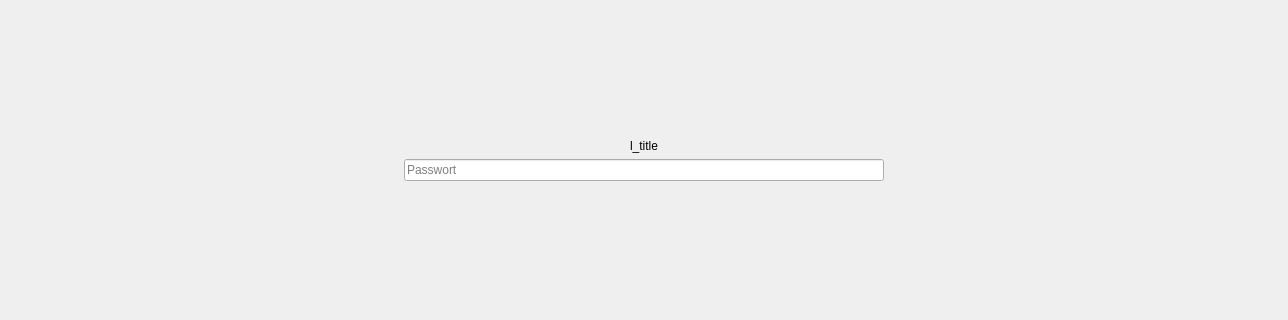
First picture: the form in mainwindow.ui, repository green-lion-racing/glr-database, before the edit; both pictures show x 0 to 1288 and y 223 to 543 of the 1288 by 768 pixel window.
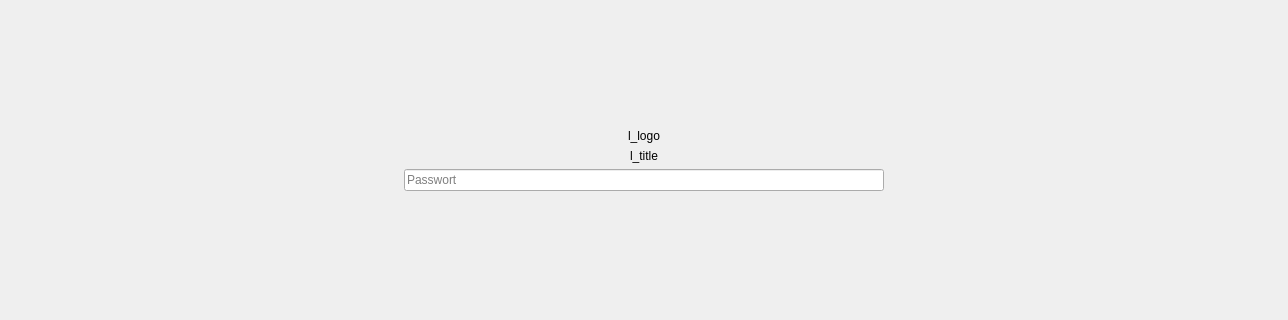
Second picture: the form after the edit.

Patch:
```diff
--- a/mainwindow.ui
+++ b/mainwindow.ui
@@ -145,6 +145,16 @@
             </property>
            </spacer>
           </item>
+          <item>
+           <widget class="QLabel" name="l_logo">
+            <property name="text">
+             <string>l_logo</string>
+            </property>
+            <property name="alignment">
+             <set>Qt::AlignCenter</set>
+            </property>
+           </widget>
+          </item>
           <item>
            <layout class="QHBoxLayout" name="horizontalLayout_3">
             <item>
@@ -176,6 +186,9 @@
             </item>
             <item>
              <widget class="QLineEdit" name="le_password">
+              <property name="enabled">
+               <bool>true</bool>
+              </property>
               <property name="minimumSize">
                <size>
                 <width>480</width>
@@ -191,6 +204,9 @@
               <property name="echoMode">
                <enum>QLineEdit::Password</enum>
               </property>
+              <property name="readOnly">
+               <bool>false</bool>
+              </property>
               <property name="placeholderText">
                <string>Passwort</string>
               </property>
```
